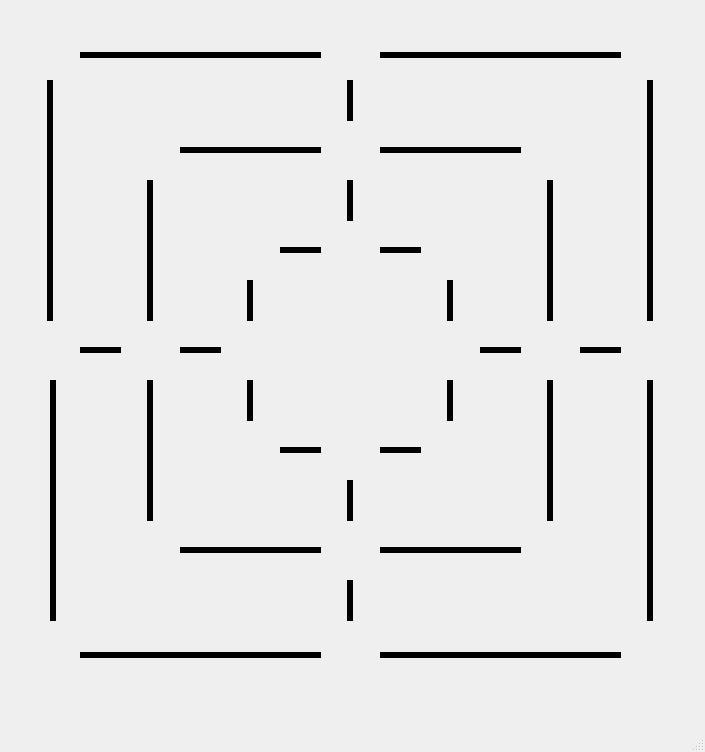
The window that MainWindow.ui (AhmedBoukhousse/9-Men-s-Morris-Mill) describes before a commit, drawn with Qt 5.
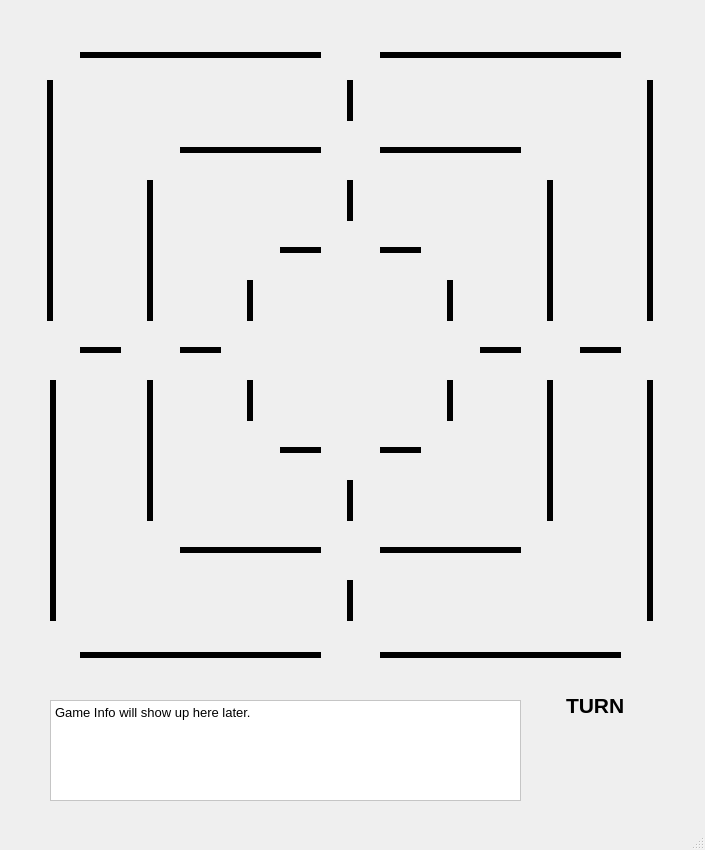
The same window after the commit. Icons and pictures are not drawn.

What changed in the file:
```diff
--- a/MainWindow.ui
+++ b/MainWindow.ui
@@ -7,7 +7,7 @@
     <x>0</x>
     <y>0</y>
     <width>705</width>
-    <height>752</height>
+    <height>850</height>
    </rect>
   </property>
   <property name="windowTitle">
@@ -1036,6 +1036,62 @@
      <enum>Qt::Vertical</enum>
     </property>
    </widget>
+   <widget class="QPushButton" name="turnBox">
+    <property name="geometry">
+     <rect>
+      <x>560</x>
+      <y>730</y>
+      <width>81</width>
+      <height>81</height>
+     </rect>
+    </property>
+    <property name="styleSheet">
+     <string notr="true">border: none;</string>
+    </property>
+    <property name="text">
+     <string/>
+    </property>
+   </widget>
+   <widget class="QLabel" name="turnLabel">
+    <property name="geometry">
+     <rect>
+      <x>566</x>
+      <y>695</y>
+      <width>71</width>
+      <height>21</height>
+     </rect>
+    </property>
+    <property name="font">
+     <font>
+      <pointsize>16</pointsize>
+      <weight>75</weight>
+      <bold>true</bold>
+     </font>
+    </property>
+    <property name="text">
+     <string>TURN</string>
+    </property>
+   </widget>
+   <widget class="QTextEdit" name="textEdit">
+    <property name="geometry">
+     <rect>
+      <x>50</x>
+      <y>700</y>
+      <width>471</width>
+      <height>101</height>
+     </rect>
+    </property>
+    <property name="styleSheet">
+     <string notr="true">background-color: rgb(255, 255, 255);</string>
+    </property>
+    <property name="html">
+     <string>&lt;!DOCTYPE HTML PUBLIC &quot;-//W3C//DTD HTML 4.0//EN&quot; &quot;http://www.w3.org/TR/REC-html40/strict.dtd&quot;&gt;
+&lt;html&gt;&lt;head&gt;&lt;meta name=&quot;qrichtext&quot; content=&quot;1&quot; /&gt;&lt;style type=&quot;text/css&quot;&gt;
+p, li { white-space: pre-wrap; }
+&lt;/style&gt;&lt;/head&gt;&lt;body style=&quot; font-family:'Cantarell'; font-size:10pt; font-weight:400; font-style:normal;&quot;&gt;
+&lt;p style=&quot; margin-top:0px; margin-bottom:0px; margin-left:0px; margin-right:0px; -qt-block-indent:0; text-indent:0px;&quot;&gt;Game Info will show up here later.&lt;/p&gt;&lt;/body&gt;&lt;/html&gt;</string>
+    </property>
+   </widget>
   </widget>
   <widget class="QMenuBar" name="menubar">
    <property name="geometry">
```
